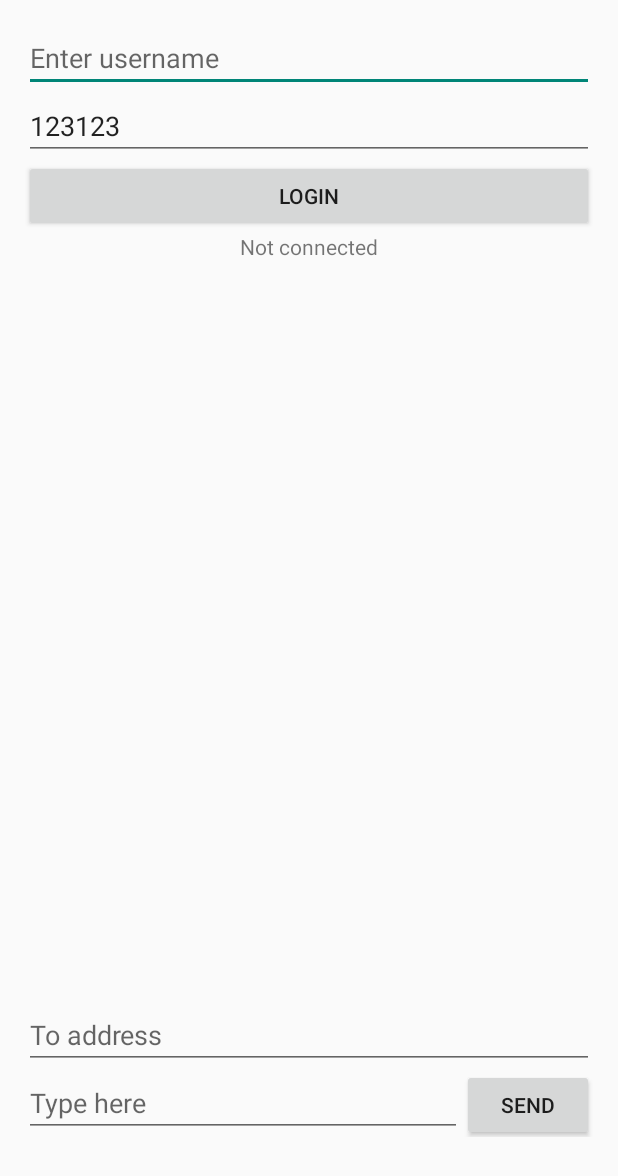
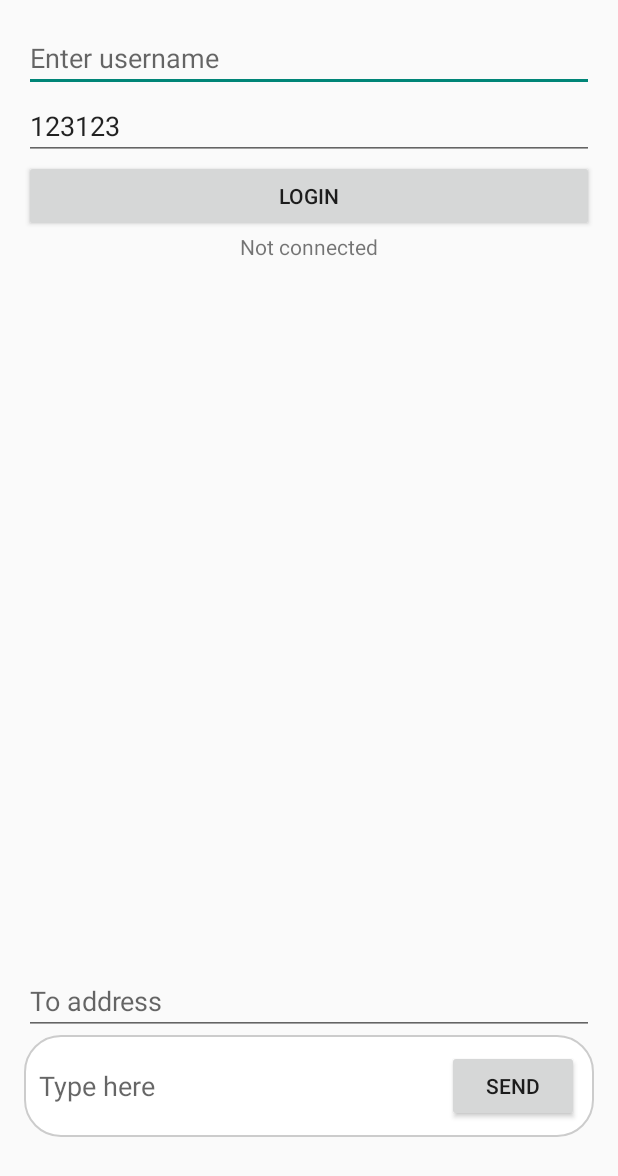
Before and after one commit to venkadesh4321/xmpp_chat, an Android app built with Jetpack Compose: the screen it shows after launch (MainActivity), on a phone screen of 412 x 824 dp. Shown: the top 1176 px of the screen. Run offline under Robolectric (Android 15) with nearby library versions, the phone set to English and light mode, and no system bars.

Commit message:
UI update for chat send and receive

```diff
--- a/app/src/main/java/com/venki/xmppdemo/ChatListAdapter.kt
+++ b/app/src/main/java/com/venki/xmppdemo/ChatListAdapter.kt
@@ -13,12 +13,13 @@ class ChatListAdapter(
     private val chats: MutableList<Chat>,
 ) : ArrayAdapter<Chat>(context, R.layout.row_chat, chats) {
     override fun getView(position: Int, convertView: View?, parent: ViewGroup): View {
-        var view = convertView ?: LayoutInflater.from(context).inflate(R.layout.row_chat, null)
         val chat = getItem(position)
+        val layoutRes = if (chat?.isSent!!) R.layout.row_sent else R.layout.row_receive
+        val view = LayoutInflater.from(context).inflate(layoutRes, null, false)
 
         val chatTextView = view.findViewById<TextView>(R.id.tv_chat)
         chatTextView.textAlignment =
-            if (chat?.isSent!!) View.TEXT_ALIGNMENT_TEXT_END else View.TEXT_ALIGNMENT_TEXT_START
+            if (chat.isSent) View.TEXT_ALIGNMENT_TEXT_END else View.TEXT_ALIGNMENT_TEXT_START
 
         chatTextView.text = chat.message
         return view
--- /dev/null
+++ b/app/src/main/res/drawable/bg_bubble.xml
@@ -0,0 +1,5 @@
+<?xml version="1.0" encoding="utf-8"?>
+<shape xmlns:android="http://schemas.android.com/apk/res/android">
+    <solid android:color="#EDEDED"/>
+    <corners android:radius="16dp"/>
+</shape>
--- /dev/null
+++ b/app/src/main/res/drawable/bg_message_input.xml
@@ -0,0 +1,6 @@
+<?xml version="1.0" encoding="utf-8"?>
+<shape xmlns:android="http://schemas.android.com/apk/res/android">
+    <solid android:color="#FFFFFF"/>
+    <stroke android:width="1dp" android:color="#CCCCCC"/>
+    <corners android:radius="24dp"/>
+</shape>
--- /dev/null
+++ b/app/src/main/res/drawable/bg_send_box.xml
@@ -0,0 +1,6 @@
+<?xml version="1.0" encoding="utf-8"?>
+<shape xmlns:android="http://schemas.android.com/apk/res/android">
+    <solid android:color="#FFFFFF"/>
+    <stroke android:width="1dp" android:color="#CCCCCC"/>
+    <corners android:radius="24dp"/>
+</shape>
--- a/app/src/main/res/layout/activity_main.xml
+++ b/app/src/main/res/layout/activity_main.xml
@@ -49,6 +49,7 @@
         android:id="@+id/ltv_chat"
         android:layout_width="match_parent"
         android:layout_height="0dp"
+        android:divider="@android:color/transparent"
         android:stackFromBottom="true"
         android:transcriptMode="alwaysScroll"
         app:layout_constraintBottom_toTopOf="@+id/et_recipient"
@@ -57,31 +58,45 @@
         app:layout_constraintTop_toBottomOf="@+id/tv_status" />
 
     <EditText
-        android:id="@+id/et_message"
-        android:layout_width="0dp"
-        android:layout_height="wrap_content"
-        android:hint="Type here"
-        android:maxLines="4"
-        app:layout_constraintBottom_toBottomOf="parent"
-        app:layout_constraintEnd_toStartOf="@+id/btn_send"
-        app:layout_constraintStart_toStartOf="parent" />
-
-    <EditText
         android:id="@+id/et_recipient"
         android:layout_width="0dp"
         android:layout_height="wrap_content"
         android:hint="To address"
         android:inputType="text"
-        app:layout_constraintBottom_toTopOf="@+id/et_message"
+        app:layout_constraintBottom_toTopOf="@+id/layout_send"
         app:layout_constraintEnd_toEndOf="parent"
         app:layout_constraintStart_toStartOf="parent" />
 
-    <Button
-        android:id="@+id/btn_send"
-        android:layout_width="wrap_content"
+    <androidx.constraintlayout.widget.ConstraintLayout
+        android:id="@+id/layout_send"
+        android:layout_width="match_parent"
         android:layout_height="wrap_content"
-        android:maxLines="3"
-        android:text="send"
+        android:background="@drawable/bg_send_box"
+        android:padding="10dp"
+        app:layout_constraintBottom_toBottomOf="parent"
         app:layout_constraintEnd_toEndOf="parent"
-        app:layout_constraintTop_toTopOf="@+id/et_message" />
+        app:layout_constraintStart_toStartOf="parent">
+
+        <EditText
+            android:id="@+id/et_message"
+            android:layout_width="0dp"
+            android:layout_height="0dp"
+            android:background="@android:color/transparent"
+            android:hint="Type here"
+            android:maxLines="4"
+            app:layout_constraintBottom_toBottomOf="parent"
+            app:layout_constraintEnd_toStartOf="@+id/btn_send"
+            app:layout_constraintStart_toStartOf="parent"
+            app:layout_constraintTop_toTopOf="parent" />
+
+        <Button
+            android:id="@+id/btn_send"
+            android:layout_width="wrap_content"
+            android:layout_height="wrap_content"
+            android:maxLines="3"
+            android:text="send"
+            app:layout_constraintBottom_toBottomOf="parent"
+            app:layout_constraintEnd_toEndOf="parent"
+            app:layout_constraintTop_toTopOf="parent" />
+    </androidx.constraintlayout.widget.ConstraintLayout>
 </androidx.constraintlayout.widget.ConstraintLayout>
--- a/app/src/main/res/values/colors.xml
+++ b/app/src/main/res/values/colors.xml
@@ -7,4 +7,7 @@
     <color name="teal_700">#FF018786</color>
     <color name="black">#FF000000</color>
     <color name="white">#FFFFFFFF</color>
+
+    <color name="light_green">#DCF8C6</color>
+    <color name="light_gray">#EDEDED</color>
 </resources>
```
Also changed, not shown: app/src/main/res/layout/row_receive.xml (added, +20 -0 lines), app/src/main/res/layout/row_sent.xml (added, +21 -0 lines).
